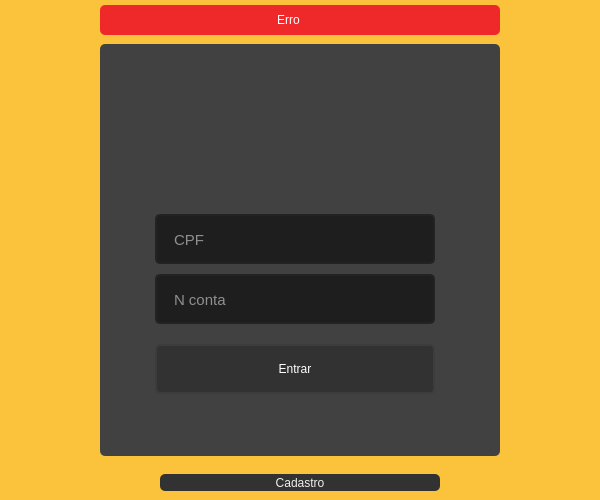
Before: the Qt Designer form Screen UI/Login.ui in 1bertojunior/04-Banco, drawn with Qt 5.
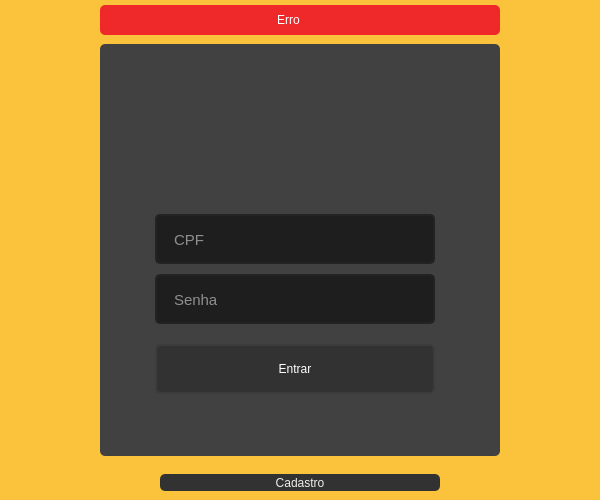
After: the same form once the commit is applied. Icons and pictures are not drawn.

Patch:
```diff
--- a/Screen UI/Login.ui
+++ b/Screen UI/Login.ui
@@ -294,11 +294,17 @@
 
 </string>
           </property>
+          <property name="text">
+           <string/>
+          </property>
           <property name="maxLength">
            <number>8</number>
           </property>
+          <property name="echoMode">
+           <enum>QLineEdit::Password</enum>
+          </property>
           <property name="placeholderText">
-           <string>N conta</string>
+           <string>Senha</string>
           </property>
          </widget>
          <widget class="QPushButton" name="btn_login">
```
Left out of the diff: 4 changed lines with no effect on the pictures.
